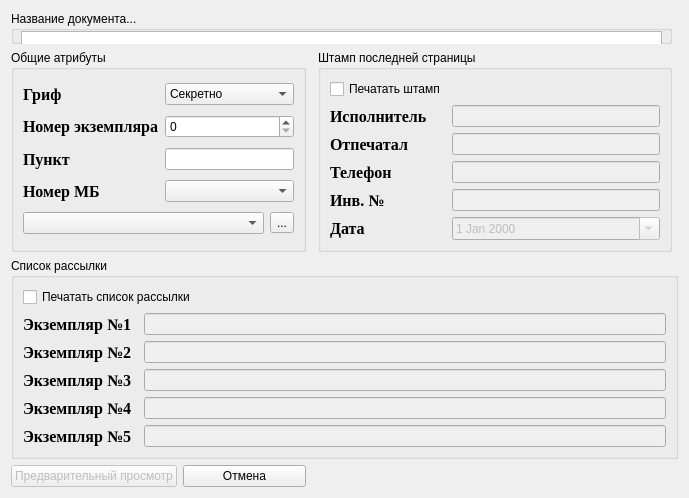
First picture: the form in safeFatPrinter/trunk/ui/asktheuser.ui, repository sobiron236/cupsfilter, before the edit.
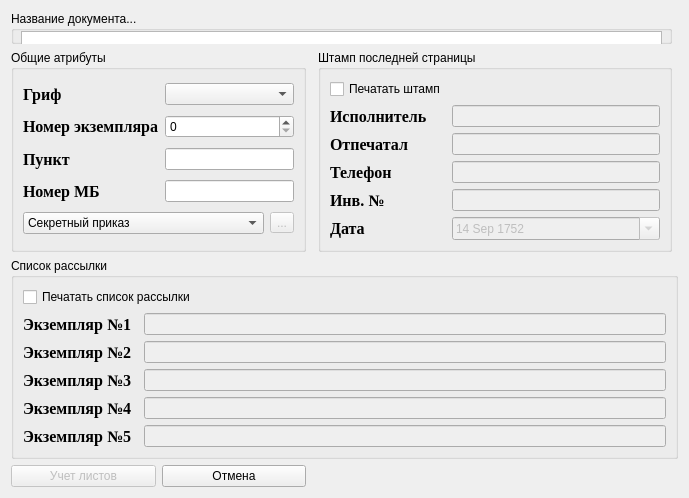
Second picture: the form after the edit. Icons and pictures are not drawn.

Commit message: Форма ввода пользователем данных о документе

```diff
--- a/safeFatPrinter/trunk/ui/asktheuser.ui
+++ b/safeFatPrinter/trunk/ui/asktheuser.ui
@@ -167,12 +167,18 @@
       <bool>false</bool>
      </property>
      <property name="text">
-      <string>Предварительный просмотр</string>
+      <string>Учет листов</string>
      </property>
      <property name="icon">
       <iconset>
        <normaloff>:/images/win/fileprint.png</normaloff>:/images/win/fileprint.png</iconset>
      </property>
+     <property name="autoDefault">
+      <bool>false</bool>
+     </property>
+     <property name="default">
+      <bool>true</bool>
+     </property>
     </widget>
    </item>
    <item row="1" column="0" colspan="4">
@@ -220,7 +226,10 @@
        </widget>
       </item>
       <item row="0" column="1" colspan="2">
-       <widget class="QComboBox" name="comboBox">
+       <widget class="QComboBox" name="secretCBox">
+        <property name="currentIndex">
+         <number>-1</number>
+        </property>
         <item>
          <property name="text">
           <string>Секретно</string>
@@ -289,18 +298,26 @@
         </property>
        </widget>
       </item>
-      <item row="3" column="1" colspan="2">
-       <widget class="QComboBox" name="comboBox_2"/>
-      </item>
       <item row="4" column="0" colspan="2">
        <widget class="QComboBox" name="comboBox_3">
         <property name="toolTip">
          <string>Выберите шаблон,который будет примен к текущему документу</string>
         </property>
+        <property name="currentIndex">
+         <number>0</number>
+        </property>
+        <item>
+         <property name="text">
+          <string>Секретный приказ</string>
+         </property>
+        </item>
        </widget>
       </item>
       <item row="4" column="2">
        <widget class="QToolButton" name="toolButton">
+        <property name="enabled">
+         <bool>false</bool>
+        </property>
         <property name="toolTip">
          <string>Управление шаблонами (добавить,удалить,редактировать)</string>
         </property>
@@ -309,6 +326,9 @@
         </property>
        </widget>
       </item>
+      <item row="3" column="1" colspan="2">
+       <widget class="QLineEdit" name="mbNumberLineEd"/>
+      </item>
      </layout>
     </widget>
    </item>
@@ -435,6 +455,16 @@
         <property name="enabled">
          <bool>false</bool>
         </property>
+        <property name="dateTime">
+         <datetime>
+          <hour>0</hour>
+          <minute>0</minute>
+          <second>0</second>
+          <year>1752</year>
+          <month>9</month>
+          <day>14</day>
+         </datetime>
+        </property>
         <property name="calendarPopup">
          <bool>true</bool>
         </property>
@@ -455,6 +485,9 @@
      <property name="text">
       <string>Отмена</string>
      </property>
+     <property name="autoDefault">
+      <bool>false</bool>
+     </property>
     </widget>
    </item>
   </layout>
```
Left out of the diff: 8 changed lines with no effect on the pictures.
